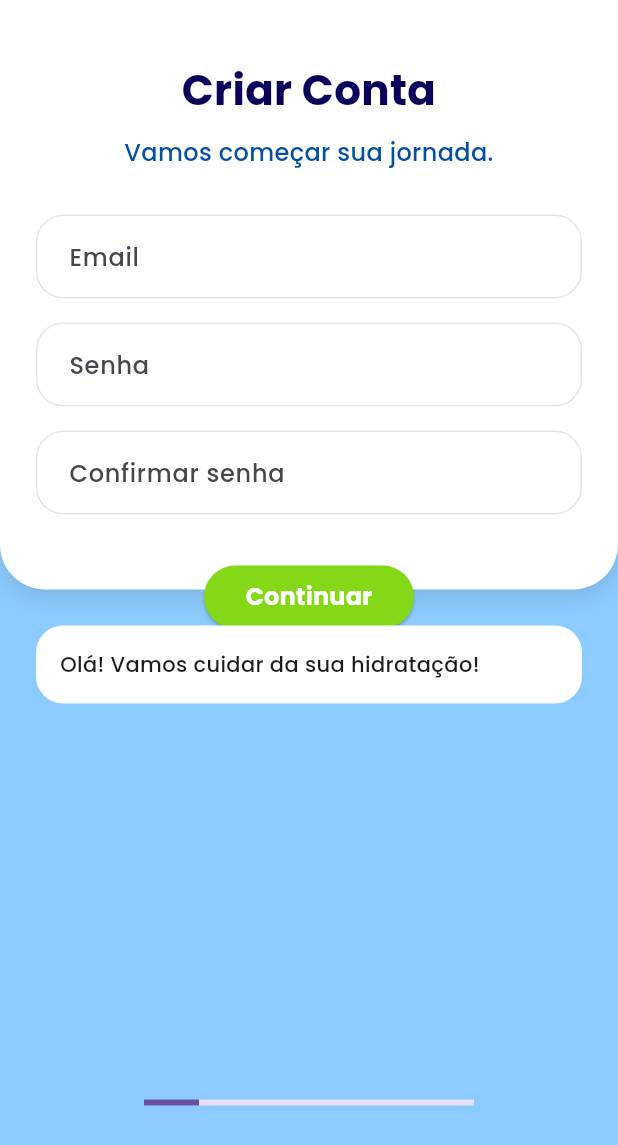
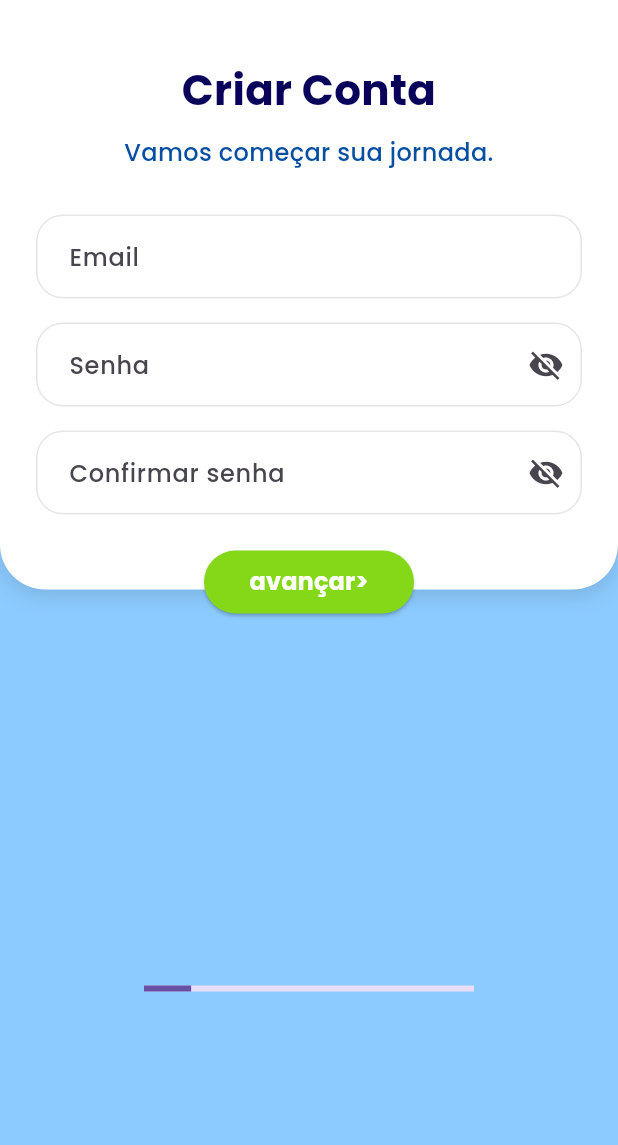
Before and after one commit to RochaJoaos/CHIBIMIZU, a Flutter app: the screen it shows after launch, on a phone screen of 412 x 824 dp. Shown: the top 1145 px of the screen. Run offline on Flutter 3.47's test engine with Material 3 defaults, Android fonts, the phone set to English and light mode, and no system bars; our stand-ins replace flutter_svg; missing offline and left inert: flame.

Commit message:
atulização no onboarding

```diff
--- a/chibimizu_app/lib/core/widgets/app_text_field.dart
+++ b/chibimizu_app/lib/core/widgets/app_text_field.dart
@@ -2,14 +2,28 @@ import 'package:flutter/material.dart';
 
 import '../constants/app_colors.dart';
 
-class AppTextField extends StatelessWidget {
+class AppTextField extends StatefulWidget {
   final String hint;
-
-  final bool obscure;
 
   final TextEditingController controller;
 
   final TextInputType keyboardType;
+
+  final bool obscure;
+
+  final bool readOnly;
+
+  final int? maxLength;
+
+  final Widget? prefixIcon;
+
+  final Widget? suffixIcon;
+
+  final ValueChanged<String>? onChanged;
+
+  final VoidCallback? onTap;
+
+  final String? Function(String?)? validator;
 
   const AppTextField({
     super.key,
@@ -17,24 +31,73 @@ class AppTextField extends StatelessWidget {
     required this.controller,
     this.keyboardType = TextInputType.text,
     this.obscure = false,
+    this.readOnly = false,
+    this.maxLength,
+    this.prefixIcon,
+    this.suffixIcon,
+    this.onChanged,
+    this.onTap,
+    this.validator,
   });
 
   @override
+  State<AppTextField> createState() => _AppTextFieldState();
+}
+
+class _AppTextFieldState extends State<AppTextField> {
+  late bool _obscure;
+
+  @override
+  void initState() {
+    super.initState();
+
+    _obscure = widget.obscure;
+  }
+
+  @override
   Widget build(BuildContext context) {
-    return TextField(
-      controller: controller,
+    return TextFormField(
+      controller: widget.controller,
 
-      keyboardType: keyboardType,
+      keyboardType: widget.keyboardType,
 
-      obscureText: obscure,
+      readOnly: widget.readOnly,
+
+      maxLength: widget.maxLength,
+
+      obscureText: _obscure,
+
+      onChanged: widget.onChanged,
+
+      onTap: widget.onTap,
+
+      validator: widget.validator,
 
       decoration: InputDecoration(
+        hintText: widget.hint,
 
-        hintText: hint,
+        counterText: "",
 
         filled: true,
 
         fillColor: Colors.white,
+
+        prefixIcon: widget.prefixIcon,
+
+        suffixIcon: widget.obscure
+            ? IconButton(
+                icon: Icon(
+                  _obscure
+                      ? Icons.visibility_off
+                      : Icons.visibility,
+                ),
+                onPressed: () {
+                  setState(() {
+                    _obscure = !_obscure;
+                  });
+                },
+              )
+            : widget.suffixIcon,
 
         contentPadding: const EdgeInsets.symmetric(
           horizontal: 18,
@@ -42,28 +105,32 @@ class AppTextField extends StatelessWidget {
         ),
 
         enabledBorder: OutlineInputBorder(
-
-          borderRadius:
-              BorderRadius.circular(18),
-
+          borderRadius: BorderRadius.circular(18),
           borderSide: const BorderSide(
-
             color: AppColors.inputBorder,
-
           ),
         ),
 
         focusedBorder: OutlineInputBorder(
+          borderRadius: BorderRadius.circular(18),
+          borderSide: const BorderSide(
+            color: AppColors.primary,
+            width: 2,
+          ),
+        ),
 
-          borderRadius:
-              BorderRadius.circular(18),
+        errorBorder: OutlineInputBorder(
+          borderRadius: BorderRadius.circular(18),
+          borderSide: const BorderSide(
+            color: Colors.red,
+          ),
+        ),
 
+        focusedErrorBorder: OutlineInputBorder(
+          borderRadius: BorderRadius.circular(18),
           borderSide: const BorderSide(
-
-            color: AppColors.primary,
-
+            color: Colors.red,
             width: 2,
-
           ),
         ),
       ),
--- a/chibimizu_app/lib/features/onboarding/onboarding_screen.dart
+++ b/chibimizu_app/lib/features/onboarding/onboarding_screen.dart
@@ -9,6 +9,7 @@ import 'widgets/info_form.dart';
 import 'widgets/goal_form.dart';
 import 'widgets/cup_form.dart';
 import 'widgets/sip_form.dart';
+import 'widgets/finish_form.dart';
 
 class OnboardingScreen extends StatefulWidget {
   const OnboardingScreen({super.key});
@@ -22,7 +23,7 @@ class _OnboardingScreenState extends State<OnboardingScreen> {
 
   int currentStep = 0;
 
-  static const int totalSteps = 6;
+  static const int totalSteps = 7;
 
   @override
   void dispose() {
@@ -66,6 +67,9 @@ class _OnboardingScreenState extends State<OnboardingScreen> {
       case 5:
         return "Quantidade de goles";
 
+      case 6:
+        return "Tudo pronto!";
+
       default:
         return "";
     }
@@ -91,30 +95,8 @@ class _OnboardingScreenState extends State<OnboardingScreen> {
       case 5:
         return "Quantos ml tem um gole seu?";
 
-      default:
-        return "";
-    }
-  }
-
-  String getSpeech() {
-    switch (currentStep) {
-      case 0:
-        return "Olá! Vamos cuidar da sua hidratação!";
-
-      case 1:
-        return "Como posso te chamar?";
-
-      case 2:
-        return "Só mais algumas informações.";
-
-      case 3:
-        return "Estamos quase terminando!";
-
-      case 4:
-        return "Agora vamos configurar seu copo.";
-
-      case 5:
-        return "Prontinho!";
+      case 6:
+        return "Confira seus dados antes de criar sua conta.";
 
       default:
         return "";
@@ -141,6 +123,9 @@ class _OnboardingScreenState extends State<OnboardingScreen> {
       case 5:
         return SipForm(data: data);
 
+      case 6:
+        return FinishForm(data: data);
+
       default:
         return const SizedBox();
     }
@@ -151,13 +136,12 @@ class _OnboardingScreenState extends State<OnboardingScreen> {
     return OnboardingTemplate(
       title: getTitle(),
       subtitle: getSubtitle(),
-      speech: getSpeech(),
       body: AnimatedSwitcher(
         duration: const Duration(milliseconds: 300),
         child: getForm(),
       ),
       buttonText:
-          currentStep == totalSteps - 1 ? "Finalizar" : "Continuar",
+          currentStep == totalSteps - 1 ? "finalizar" : "avançar>",
       currentStep: currentStep,
       totalSteps: totalSteps,
       onNext: nextStep,
--- a/chibimizu_app/lib/features/onboarding/templates/onboarding_template.dart
+++ b/chibimizu_app/lib/features/onboarding/templates/onboarding_template.dart
@@ -74,7 +74,7 @@ class OnboardingTemplate extends StatelessWidget {
                   ),
 
                   Positioned(
-                    bottom: -26,
+                    bottom: -16,
                     left: 24,
                     right: 24,
                     child: OnboardingNavigation(
```
Also changed, not shown: chibimizu_app/lib/core/services/hydration_service.dart (+4 -16 lines), chibimizu_app/lib/features/onboarding/models/onboarding_data.dart (+16 -2 lines), chibimizu_app/lib/features/onboarding/widgets/cup_form.dart (+38 -9 lines), chibimizu_app/lib/features/onboarding/widgets/finish_form.dart (added, +116 -0 lines), chibimizu_app/lib/features/onboarding/widgets/info_form.dart (+6 -12 lines), chibimizu_app/lib/features/onboarding/widgets/sip_form.dart (+17 -6 lines).
